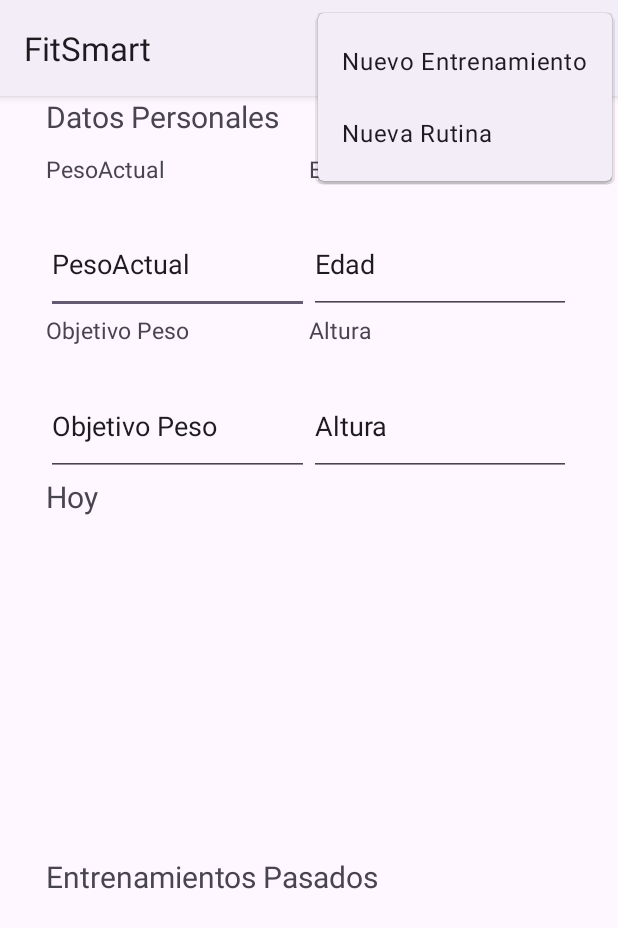
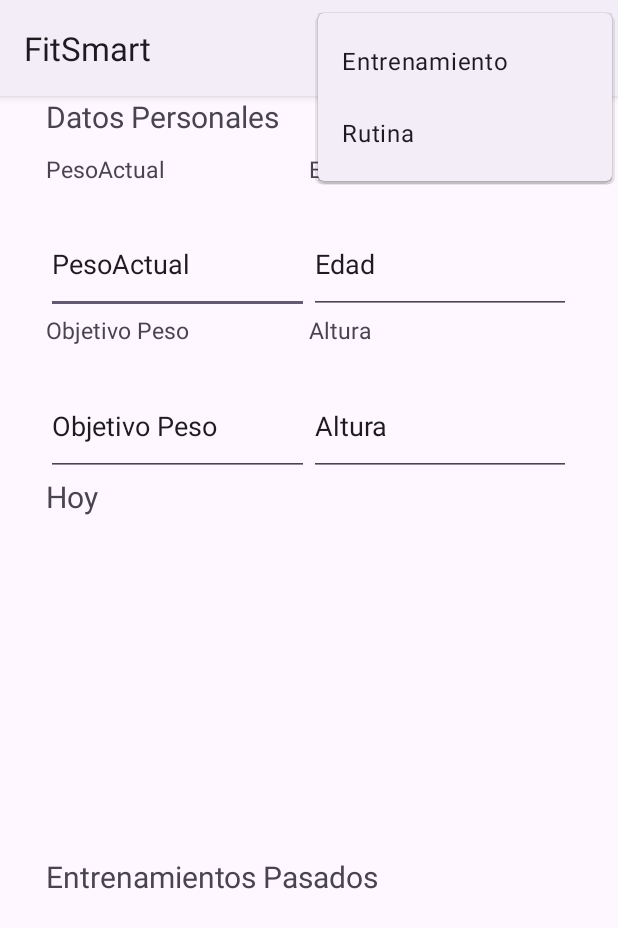
Before and after one commit to carlaAlvReg/FitSmart, an Android app built with Jetpack Compose: the screen it shows after launch (MainActivity), with the options menu open, on a phone screen of 412 x 824 dp. Shown: the top 928 px of the screen. Run offline under Robolectric (Android 15) with nearby library versions, the phone set to English and light mode, and no system bars.

Commit message:
Queda poco

```diff
--- a/app/src/main/res/values/strings.xml
+++ b/app/src/main/res/values/strings.xml
@@ -4,8 +4,8 @@
     <string name="title_activity_nueva_rutina">NuevaRutinaActivity</string>
     <string name="title_activity_nuevo_entreno">NuevoEntrenoActivity</string>
     <string name="title_activity_main5">MainActivity5</string>
-    <string name="newEntreno">Nuevo Entrenamiento</string>
-    <string name="newRutina">Nueva Rutina</string>
+    <string name="newEntreno">Entrenamiento</string>
+    <string name="newRutina">Rutina</string>
     <string name="description_nueva_rutina">Crear nueva rutina de ejercicios</string>
     <string name="mis_rutinas">Rutina de ejercicios</string>
     <string name="hint_nombre">Nombre:</string>
```
